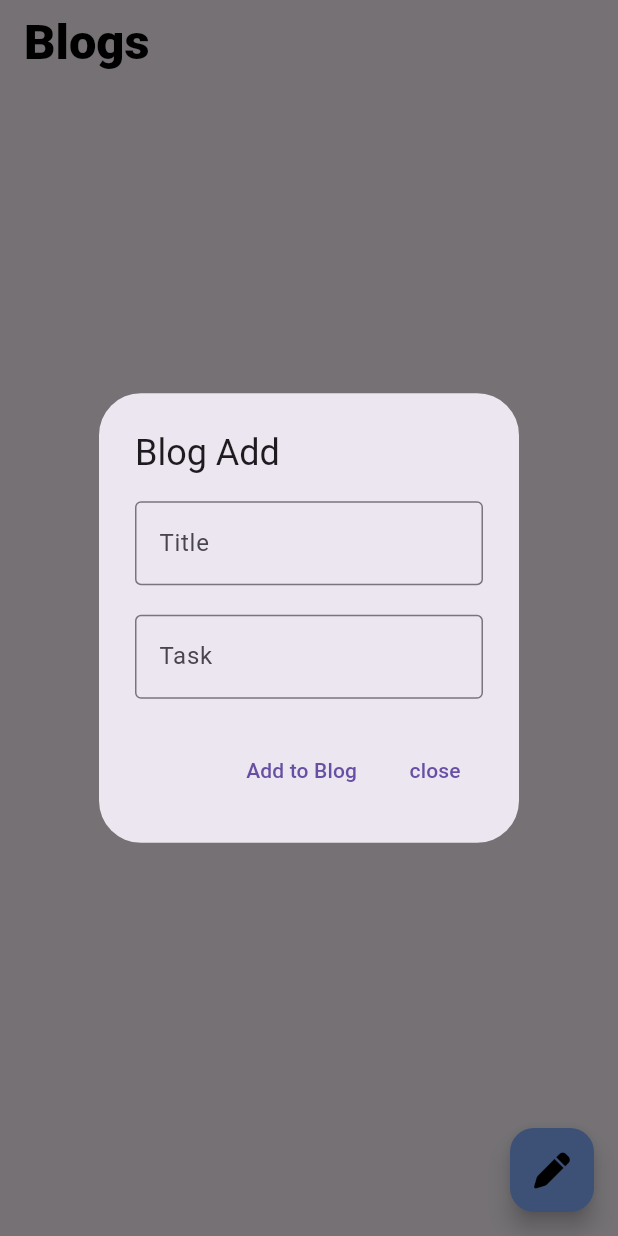
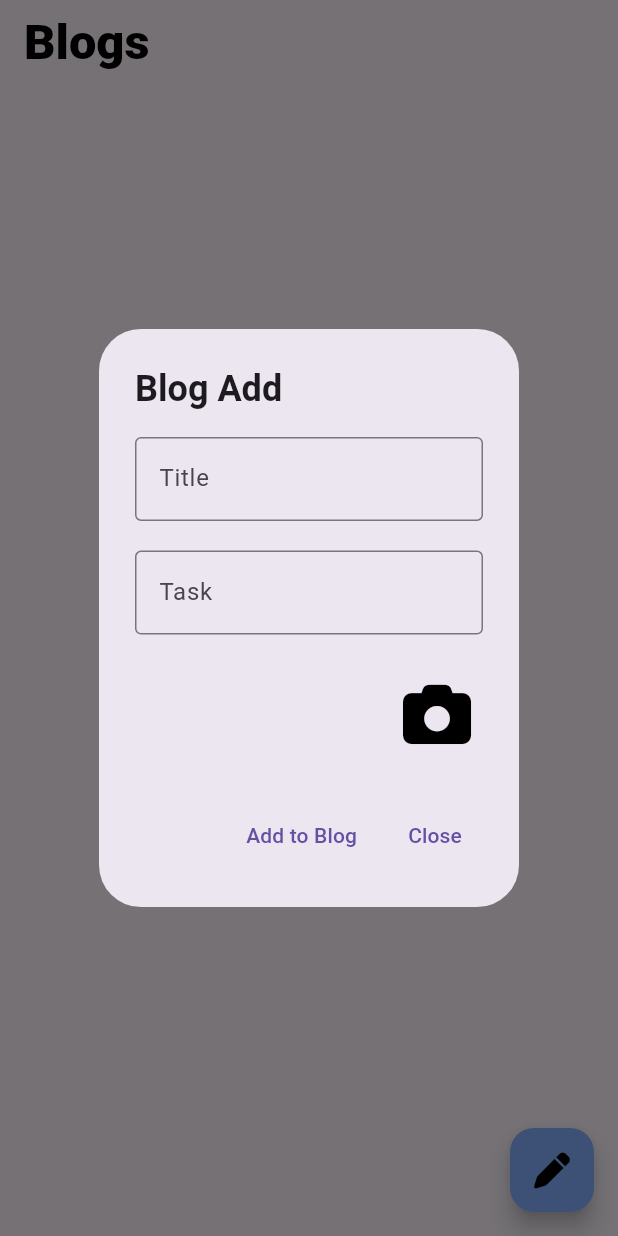
Before and after one commit to Sadman-123/Ostad-Flutter, a Flutter app: the screen it shows after launch, after a tap on an icon or button, on a phone screen of 412 x 824 dp. Run offline on Flutter 3.47's test engine with Material 3 defaults, Android fonts, the light colour scheme and no system bars; our stand-ins replace flutter_svg, font_awesome_flutter, image_picker; network calls fail.

Commit message:
some changes

```diff
--- a/Assignment-5/assignment5/lib/screens/home.dart
+++ b/Assignment-5/assignment5/lib/screens/home.dart
@@ -1,21 +1,27 @@
+import 'dart:convert';
+import 'dart:io'; // Import for handling File
 import 'package:assignment5/diy_widgets/blog_card.dart';
 import 'package:flutter/material.dart';
 import 'package:font_awesome_flutter/font_awesome_flutter.dart';
-import 'package:fluttertoast/fluttertoast.dart';
+import 'package:image_picker/image_picker.dart'; // Import for ImagePicker
 import 'package:http/http.dart' as http;
-import 'dart:convert';
+
 class Home extends StatefulWidget {
   @override
   State<Home> createState() => _HomeState();
 }
+
 class _HomeState extends State<Home> {
-  TextEditingController ct1=TextEditingController();
-  TextEditingController ct2=TextEditingController();
+  TextEditingController ct1 = TextEditingController();
+  TextEditingController ct2 = TextEditingController();
+  File? _image; // Variable to store the selected image
+
   @override
   void initState() {
     super.initState();
     getDatas();
   }
+
   var arr = [];
   Future<void> getDatas() async {
     var url = Uri.parse("https://tasker26.vercel.app/api");
@@ -25,29 +31,54 @@ class _HomeState extends State<Home> {
       arr.addAll(data);
     });
   }
-  Future<void> SendData() async {
-    var dat={
-      "title":ct1.text,
-      "task":ct2.text
-    };
-    if(ct1.text.isEmpty || ct2.text.isEmpty)
-      {
-        final Stk=SnackBar(content: Text("Something went wrong"));
+
+  Future<void> sendData() async {
+    var request = http.MultipartRequest(
+      'POST',
+      Uri.parse("https://tasker26.vercel.app/upload"),
+    );
+
+    // Adding text fields
+    request.fields['title'] = ct1.text;
+    request.fields['task'] = ct2.text;
+
+    if (_image != null) {
+      // Adding the image file if it exists
+      request.files.add(await http.MultipartFile.fromPath('pic', _image!.path));
+    }
+
+    if (ct1.text.isEmpty || ct2.text.isEmpty) {
+      final Stk = SnackBar(content: Text("Something went wrong"));
       ScaffoldMessenger.of(context).showSnackBar(Stk);
       return;
     }
-    var url = Uri.parse("https://tasker26.vercel.app/upload");
-    var res = await http.post(url,headers: {'Content-Type': 'application/json'},body: json.encode(dat));
-    var data = jsonDecode(res.body);
+
+    var res = await request.send();
+    if (res.statusCode == 200) {
       setState(() {
         ct1.clear();
         ct2.clear();
+        _image = null; // Clear the selected image
       });
     }
+  }
+
+  // Method to pick an image from the camera or gallery
+  Future<void> _pickImage() async {
+    final ImagePicker picker = ImagePicker();
+    final XFile? image = await picker.pickImage(source: ImageSource.gallery);
+
+    if (image != null) {
+      setState(() {
+        _image = File(image.path); // Store the selected image
+      });
+    }
+  }
+
   @override
   Widget build(BuildContext context) {
-    var mdw=MediaQuery.of(context).size.width;
-    var mdh=MediaQuery.of(context).size.height;
+    var mdw = MediaQuery.of(context).size.width;
+    var mdh = MediaQuery.of(context).size.height;
     return Scaffold(
       appBar: AppBar(
         title: Text("Blogs"),
@@ -76,31 +107,55 @@ class _HomeState extends State<Home> {
             context: context,
             builder: (BuildContext dialogContext) {
               return AlertDialog(
-                title: Text('Blog Add'),
+                title: Text(
+                  'Blog Add',
+                  style: TextStyle(fontWeight: FontWeight.bold),
+                ),
                 content: Column(
                   mainAxisSize: MainAxisSize.min,
                   children: [
                     TextField(
                       controller: ct1,
-                      decoration: InputDecoration(
-                        hintText: "Title"
+                      decoration: InputDecoration(hintText: "Title"),
                     ),
-                    ),
-                    SizedBox(height: mdh*0.024,),
+                    SizedBox(height: mdh * 0.024),
                     TextField(
                       controller: ct2,
-                      decoration: InputDecoration(
-                          hintText: "Task"
+                      decoration: InputDecoration(hintText: "Task"),
                     ),
+                    SizedBox(height: mdh * 0.024),
+                    Row(
+                      mainAxisAlignment: MainAxisAlignment.spaceBetween,
+                      children: [
+                        Container(
+                          height: mdh * 0.08,
+                          width: mdw * 0.15,
+                          child: _image != null // Display the selected image
+                              ? Image.file(_image!, fit: BoxFit.cover)
+                              : Center(child: Text(""),),
                         ),
+                        IconButton(
+                          onPressed: _pickImage, // Pick an image when clicked
+                          icon: Icon(
+                            FontAwesomeIcons.camera,
+                            size: mdw * 0.11,
+                            color: Colors.black,
+                          ),
+                        )
+                      ],
+                    )
                   ],
                 ),
                 actions: <Widget>[
-                  TextButton(onPressed: (){
-                    SendData();
-                  }, child: Text("Add to Blog")),
                   TextButton(
-                    child: Text('close'),
+                    onPressed: () {
+                      sendData();
+                      Navigator.of(context).pop();
+                    },
+                    child: Text("Add to Blog"),
+                  ),
+                  TextButton(
+                    child: Text('Close'),
                     onPressed: () {
                       Navigator.of(dialogContext).pop(); // Dismiss alert dialog
                     },
--- a/Assignment-5/assignment5/pubspec.yaml
+++ b/Assignment-5/assignment5/pubspec.yaml
@@ -37,7 +37,7 @@ dependencies:
   cupertino_icons: ^1.0.8
   http: ^1.2.2
   font_awesome_flutter: ^10.7.0
-  fluttertoast: ^8.2.8
+  image_picker: ^1.1.2
 
 dev_dependencies:
   flutter_test:
```
Also changed, not shown: Assignment-5/assignment5/pubspec.lock, 1 other file. Lines whose indentation alone changed are shown as unchanged.
